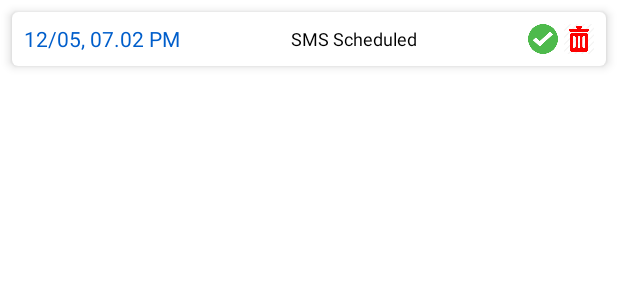
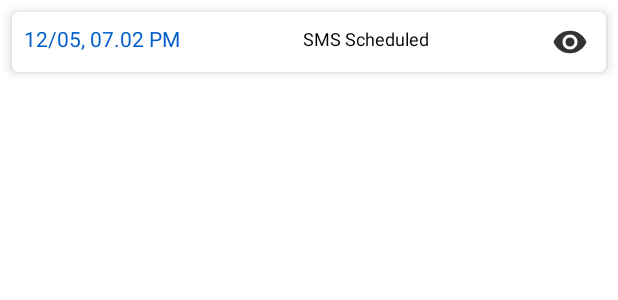
Before and after one commit to tanvir-ahmod/SMS-Scheduler, an Android app: the layout item_log.xml on its own in the app's theme, with its tools: preview values and no code run, on a phone screen of 412 x 824 dp. Shown: the top 300 px of the screen. Run offline under Robolectric (Android 15) with nearby library versions, the light colour scheme and no system bars.

Commit message:
Show Log details

```diff
--- /dev/null
+++ b/app/src/main/res/drawable-anydpi/ic_show_detail.xml
@@ -0,0 +1,11 @@
+<vector xmlns:android="http://schemas.android.com/apk/res/android"
+    android:width="24dp"
+    android:height="24dp"
+    android:viewportWidth="24"
+    android:viewportHeight="24"
+    android:tint="#000000"
+    android:alpha="0.8">
+  <path
+      android:fillColor="@android:color/white"
+      android:pathData="M12,4.5C7,4.5 2.73,7.61 1,12c1.73,4.39 6,7.5 11,7.5s9.27,-3.11 11,-7.5c-1.73,-4.39 -6,-7.5 -11,-7.5zM12,17c-2.76,0 -5,-2.24 -5,-5s2.24,-5 5,-5 5,2.24 5,5 -2.24,5 -5,5zM12,9c-1.66,0 -3,1.34 -3,3s1.34,3 3,3 3,-1.34 3,-3 -1.34,-3 -3,-3z"/>
+</vector>
--- a/app/src/main/res/layout/item_log.xml
+++ b/app/src/main/res/layout/item_log.xml
@@ -3,6 +3,7 @@
     xmlns:app="http://schemas.android.com/apk/res-auto"
     android:layout_width="match_parent"
     android:layout_height="wrap_content"
+    xmlns:tools="http://schemas.android.com/tools"
     android:layout_marginStart="8dp"
     android:layout_marginTop="8dp"
     android:layout_marginEnd="8dp"
@@ -19,7 +20,7 @@
             android:id="@+id/tv_time"
             android:layout_width="wrap_content"
             android:layout_height="wrap_content"
-            android:text="12/05, 07.02 PM"
+            tools:text="12/05, 07.02 PM"
             android:textColor="@color/colorPrimaryDark"
             android:textSize="14sp"
             app:layout_constraintStart_toStartOf="parent"
@@ -32,31 +33,22 @@
             android:layout_marginStart="8dp"
             android:layout_marginEnd="8dp"
             android:gravity="center"
-            android:text="SMS Scheduled"
+            tools:text="SMS Scheduled"
             android:textColor="@color/colorBlack"
             android:textSize="12sp"
             app:layout_constraintBottom_toBottomOf="@+id/tv_time"
-            app:layout_constraintEnd_toStartOf="@+id/iv_status"
+            app:layout_constraintEnd_toStartOf="@+id/iv_show_details"
             app:layout_constraintStart_toEndOf="@+id/tv_time"
             app:layout_constraintTop_toTopOf="@+id/tv_time" />
 
 
         <ImageView
-            android:id="@+id/iv_status"
-            android:layout_width="20dp"
-            android:layout_height="20dp"
+            android:id="@+id/iv_show_details"
+            android:layout_width="wrap_content"
+            android:layout_height="wrap_content"
             android:layout_marginEnd="4dp"
             android:backgroundTint="@android:color/holo_green_dark"
-            android:src="@drawable/ic_sent"
-            app:layout_constraintEnd_toStartOf="@+id/iv_remove"
-            app:layout_constraintTop_toTopOf="parent" />
-
-
-        <ImageView
-            android:id="@+id/iv_remove"
-            android:layout_width="20dp"
-            android:layout_height="20dp"
-            android:src="@drawable/ic_remove"
+            android:src="@drawable/ic_show_detail"
             app:layout_constraintEnd_toEndOf="parent"
             app:layout_constraintTop_toTopOf="parent" />
 
--- a/app/src/main/res/values/strings.xml
+++ b/app/src/main/res/values/strings.xml
@@ -23,4 +23,5 @@
     <string name="delete_entry_message">Are you sure you want to delete this entry?</string>
     <string name="delete_yes">Yes</string>
     <string name="delete_no">No</string>
+    <string name="type_message_here">Type message here</string>
 </resources>
```
Also changed, not shown: app/src/main/java/com/example/scheduledmessenger/ui/add_sms/AddSmsFragment.kt (+10 -3 lines), app/src/main/java/com/example/scheduledmessenger/ui/add_sms/AddSmsViewModel.kt (+23 -1 lines), app/src/main/java/com/example/scheduledmessenger/ui/log/LogAdapter.kt (+16 -8 lines), app/src/main/java/com/example/scheduledmessenger/ui/log/LogFragment.kt (+8 -1 lines), app/src/main/res/layout/fragment_add_sms.xml (+7 -2 lines), app/src/main/res/navigation/bottom_nav_graph.xml (+10 -1 lines), app/src/main/res/drawable-hdpi/ic_show_detail.png (added), app/src/main/res/drawable-mdpi/ic_show_detail.png (added), app/src/main/res/drawable-xhdpi/ic_show_detail.png (added), app/src/main/res/drawable-xxhdpi/ic_show_detail.png (added).
